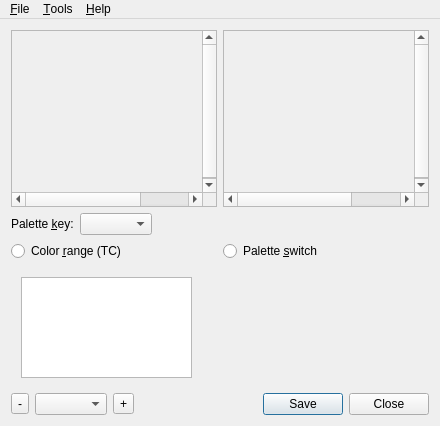
The window that mainwindow.ui (irydacea/wespal) describes before a commit, drawn with Qt 5.
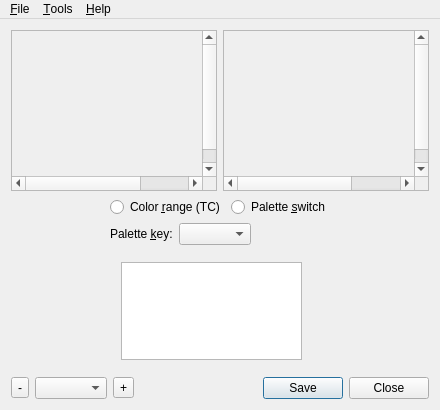
The same window after the commit. Icons and pictures are not drawn.

Commit message: MainWindow: Further layout improvements

Patch:
```diff
--- a/mainwindow.ui
+++ b/mainwindow.ui
@@ -7,7 +7,7 @@
     <x>0</x>
     <y>0</y>
     <width>440</width>
-    <height>426</height>
+    <height>410</height>
    </rect>
   </property>
   <property name="sizePolicy">
@@ -16,6 +16,12 @@
     <verstretch>0</verstretch>
    </sizepolicy>
   </property>
+  <property name="minimumSize">
+   <size>
+    <width>440</width>
+    <height>410</height>
+   </size>
+  </property>
   <property name="acceptDrops">
    <bool>true</bool>
   </property>
@@ -28,35 +34,132 @@
   </property>
   <widget class="QWidget" name="centralWidget">
    <layout class="QGridLayout" name="gridLayout">
+    <item row="0" column="0">
+     <layout class="QHBoxLayout" name="hlPreviews" stretch="1,1">
+      <item>
+       <widget class="QScrollArea" name="previewOriginalContainer">
+        <property name="whatsThis">
+         <string>This is the original image's preview.</string>
+        </property>
+        <property name="frameShadow">
+         <enum>QFrame::Sunken</enum>
+        </property>
+        <property name="verticalScrollBarPolicy">
+         <enum>Qt::ScrollBarAlwaysOn</enum>
+        </property>
+        <property name="horizontalScrollBarPolicy">
+         <enum>Qt::ScrollBarAlwaysOn</enum>
+        </property>
+        <property name="widgetResizable">
+         <bool>false</bool>
+        </property>
+        <property name="alignment">
+         <set>Qt::AlignCenter</set>
+        </property>
+        <widget class="QWidget" name="scrollAreaWidgetContents_2">
+         <property name="geometry">
+          <rect>
+           <x>0</x>
+           <y>0</y>
+           <width>270</width>
+           <height>162</height>
+          </rect>
+         </property>
+         <property name="whatsThis">
+          <string/>
+         </property>
+         <widget class="QLabel" name="previewOriginal">
+          <property name="geometry">
+           <rect>
+            <x>0</x>
+            <y>0</y>
+            <width>72</width>
+            <height>72</height>
+           </rect>
+          </property>
+          <property name="text">
+           <string/>
+          </property>
+          <property name="scaledContents">
+           <bool>true</bool>
+          </property>
+          <property name="alignment">
+           <set>Qt::AlignCenter</set>
+          </property>
+         </widget>
+        </widget>
+       </widget>
+      </item>
+      <item>
+       <widget class="QScrollArea" name="previewRcContainer">
+        <property name="whatsThis">
+         <string>This is a preview of a single transformation of the original image.</string>
+        </property>
+        <property name="frameShadow">
+         <enum>QFrame::Sunken</enum>
+        </property>
+        <property name="verticalScrollBarPolicy">
+         <enum>Qt::ScrollBarAlwaysOn</enum>
+        </property>
+        <property name="horizontalScrollBarPolicy">
+         <enum>Qt::ScrollBarAlwaysOn</enum>
+        </property>
+        <property name="widgetResizable">
+         <bool>false</bool>
+        </property>
+        <property name="alignment">
+         <set>Qt::AlignCenter</set>
+        </property>
+        <widget class="QWidget" name="scrollAreaWidgetContents_3">
+         <property name="geometry">
+          <rect>
+           <x>0</x>
+           <y>0</y>
+           <width>271</width>
+           <height>162</height>
+          </rect>
+         </property>
+         <widget class="QLabel" name="previewRc">
+          <property name="geometry">
+           <rect>
+            <x>0</x>
+            <y>0</y>
+            <width>72</width>
+            <height>72</height>
+           </rect>
+          </property>
+          <property name="text">
+           <string/>
+          </property>
+          <property name="scaledContents">
+           <bool>true</bool>
+          </property>
+          <property name="alignment">
+           <set>Qt::AlignCenter</set>
+          </property>
+         </widget>
+        </widget>
+       </widget>
+      </item>
+     </layout>
+    </item>
     <item row="2" column="0" rowspan="3">
-     <layout class="QVBoxLayout" name="verticalLayout">
-      <property name="sizeConstraint">
-       <enum>QLayout::SetDefaultConstraint</enum>
-      </property>
+     <layout class="QHBoxLayout" name="hlOptions" stretch="1,0,1">
       <item>
-       <layout class="QFormLayout" name="formLayout">
-        <property name="fieldGrowthPolicy">
-         <enum>QFormLayout::ExpandingFieldsGrow</enum>
+       <spacer name="hpaddingLeft">
+        <property name="orientation">
+         <enum>Qt::Horizontal</enum>
         </property>
-        <item row="0" column="0">
-         <widget class="QLabel" name="label">
-          <property name="text">
-           <string>Palette &amp;key:</string>
-          </property>
-          <property name="buddy">
-           <cstring>cbxKeyPal</cstring>
-          </property>
-         </widget>
-        </item>
-        <item row="0" column="1">
-         <widget class="QComboBox" name="cbxKeyPal">
-          <property name="whatsThis">
-           <string>Selects the original palette for transformation.</string>
-          </property>
-         </widget>
-        </item>
-       </layout>
-      </item>
+        <property name="sizeHint" stdset="0">
+         <size>
+          <width>10</width>
+          <height>20</height>
+         </size>
+        </property>
+       </spacer>
+      </item>
+      <item>
+       <layout class="QVBoxLayout" name="vlOptions" stretch="0,0,1">
       <item>
        <layout class="QHBoxLayout" name="horizontalLayout">
         <item>
@@ -93,17 +196,35 @@
         </item>
        </layout>
       </item>
+        <item>
+         <layout class="QFormLayout" name="flKeyPal">
+          <property name="fieldGrowthPolicy">
+           <enum>QFormLayout::ExpandingFieldsGrow</enum>
+          </property>
+          <item row="0" column="0">
+           <widget class="QLabel" name="lblKeyPal">
+            <property name="text">
+             <string>Palette &amp;key:</string>
+            </property>
+            <property name="buddy">
+             <cstring>cbxKeyPal</cstring>
+            </property>
+           </widget>
+          </item>
+          <item row="0" column="1">
+           <widget class="QComboBox" name="cbxKeyPal">
+            <property name="whatsThis">
+             <string>Selects the original palette for transformation.</string>
+            </property>
+           </widget>
+          </item>
+         </layout>
+        </item>
       <item>
        <widget class="QStackedWidget" name="staFunctionOpts">
-        <property name="sizePolicy">
-         <sizepolicy hsizetype="MinimumExpanding" vsizetype="MinimumExpanding">
-          <horstretch>0</horstretch>
-          <verstretch>0</verstretch>
-         </sizepolicy>
-        </property>
-        <property name="minimumSize">
+          <property name="maximumSize">
          <size>
-          <width>0</width>
+            <width>203</width>
           <height>120</height>
          </size>
         </property>
@@ -117,21 +238,9 @@
            <verstretch>0</verstretch>
           </sizepolicy>
          </property>
+           <layout class="QGridLayout" name="gridLayout_3">
+            <item row="0" column="0">
          <widget class="QListWidget" name="listRanges">
-          <property name="geometry">
-           <rect>
-            <x>10</x>
-            <y>10</y>
-            <width>171</width>
-            <height>101</height>
-           </rect>
-          </property>
-          <property name="sizePolicy">
-           <sizepolicy hsizetype="MinimumExpanding" vsizetype="MinimumExpanding">
-            <horstretch>0</horstretch>
-            <verstretch>0</verstretch>
-           </sizepolicy>
-          </property>
           <property name="whatsThis">
            <string>Allows to select color ranges to apply. Click on an item to preview the transformation to the right.</string>
           </property>
@@ -139,16 +248,10 @@
            <bool>true</bool>
           </property>
          </widget>
-         <zorder>listRanges</zorder>
-         <zorder></zorder>
-        </widget>
-        <widget class="QWidget" name="page_4">
-         <property name="sizePolicy">
-          <sizepolicy hsizetype="MinimumExpanding" vsizetype="MinimumExpanding">
-           <horstretch>0</horstretch>
-           <verstretch>0</verstretch>
-          </sizepolicy>
-         </property>
+            </item>
+           </layout>
+          </widget>
+          <widget class="QWidget" name="pageRcPal">
          <layout class="QGridLayout" name="gridLayout_2">
           <property name="sizeConstraint">
            <enum>QLayout::SetMinimumSize</enum>
@@ -183,6 +286,21 @@
       </item>
      </layout>
     </item>
+      <item>
+       <spacer name="hpaddingRight">
+        <property name="orientation">
+         <enum>Qt::Horizontal</enum>
+        </property>
+        <property name="sizeHint" stdset="0">
+         <size>
+          <width>10</width>
+          <height>20</height>
+         </size>
+        </property>
+       </spacer>
+      </item>
+     </layout>
+    </item>
     <item row="5" column="0">
      <layout class="QHBoxLayout" name="horizontalLayout_2">
       <item>
@@ -224,115 +342,6 @@
       </item>
      </layout>
     </item>
-    <item row="0" column="0">
-     <layout class="QHBoxLayout" name="horizontalLayout_3" stretch="1,1">
-      <item>
-       <widget class="QScrollArea" name="previewOriginalContainer">
-        <property name="whatsThis">
-         <string>This is the original image's preview.</string>
-        </property>
-        <property name="frameShadow">
-         <enum>QFrame::Sunken</enum>
-        </property>
-        <property name="verticalScrollBarPolicy">
-         <enum>Qt::ScrollBarAlwaysOn</enum>
-        </property>
-        <property name="horizontalScrollBarPolicy">
-         <enum>Qt::ScrollBarAlwaysOn</enum>
-        </property>
-        <property name="widgetResizable">
-         <bool>false</bool>
-        </property>
-        <property name="alignment">
-         <set>Qt::AlignCenter</set>
-        </property>
-        <widget class="QWidget" name="scrollAreaWidgetContents_2">
-         <property name="geometry">
-          <rect>
-           <x>0</x>
-           <y>1</y>
-           <width>270</width>
-           <height>162</height>
-          </rect>
-         </property>
-         <property name="whatsThis">
-          <string/>
-         </property>
-         <widget class="QLabel" name="previewOriginal">
-          <property name="geometry">
-           <rect>
-            <x>0</x>
-            <y>0</y>
-            <width>72</width>
-            <height>72</height>
-           </rect>
-          </property>
-          <property name="text">
-           <string/>
-          </property>
-          <property name="scaledContents">
-           <bool>true</bool>
-          </property>
-          <property name="alignment">
-           <set>Qt::AlignCenter</set>
-          </property>
-         </widget>
-        </widget>
-       </widget>
-      </item>
-      <item>
-       <widget class="QScrollArea" name="previewRcContainer">
-        <property name="whatsThis">
-         <string>This is a preview of a single transformation of the original image.</string>
-        </property>
-        <property name="frameShadow">
-         <enum>QFrame::Sunken</enum>
-        </property>
-        <property name="verticalScrollBarPolicy">
-         <enum>Qt::ScrollBarAlwaysOn</enum>
-        </property>
-        <property name="horizontalScrollBarPolicy">
-         <enum>Qt::ScrollBarAlwaysOn</enum>
-        </property>
-        <property name="widgetResizable">
-         <bool>false</bool>
-        </property>
-        <property name="alignment">
-         <set>Qt::AlignCenter</set>
-        </property>
-        <widget class="QWidget" name="scrollAreaWidgetContents_3">
-         <property name="geometry">
-          <rect>
-           <x>-20</x>
-           <y>1</y>
-           <width>271</width>
-           <height>162</height>
-          </rect>
-         </property>
-         <widget class="QLabel" name="previewRc">
-          <property name="geometry">
-           <rect>
-            <x>0</x>
-            <y>0</y>
-            <width>72</width>
-            <height>72</height>
-           </rect>
-          </property>
-          <property name="text">
-           <string/>
-          </property>
-          <property name="scaledContents">
-           <bool>true</bool>
-          </property>
-          <property name="alignment">
-           <set>Qt::AlignCenter</set>
-          </property>
-         </widget>
-        </widget>
-       </widget>
-      </item>
-     </layout>
-    </item>
    </layout>
   </widget>
   <widget class="QMenuBar" name="menuBar">
```
Left out of the diff: 8 changed lines with no effect on the pictures. Lines whose indentation alone changed are shown as unchanged.
